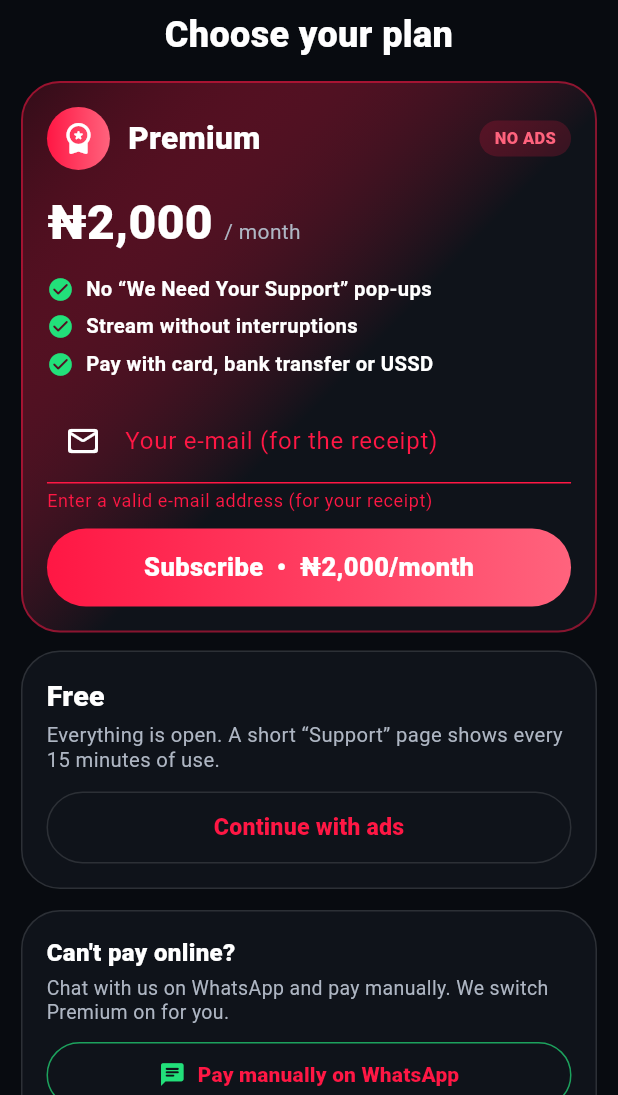
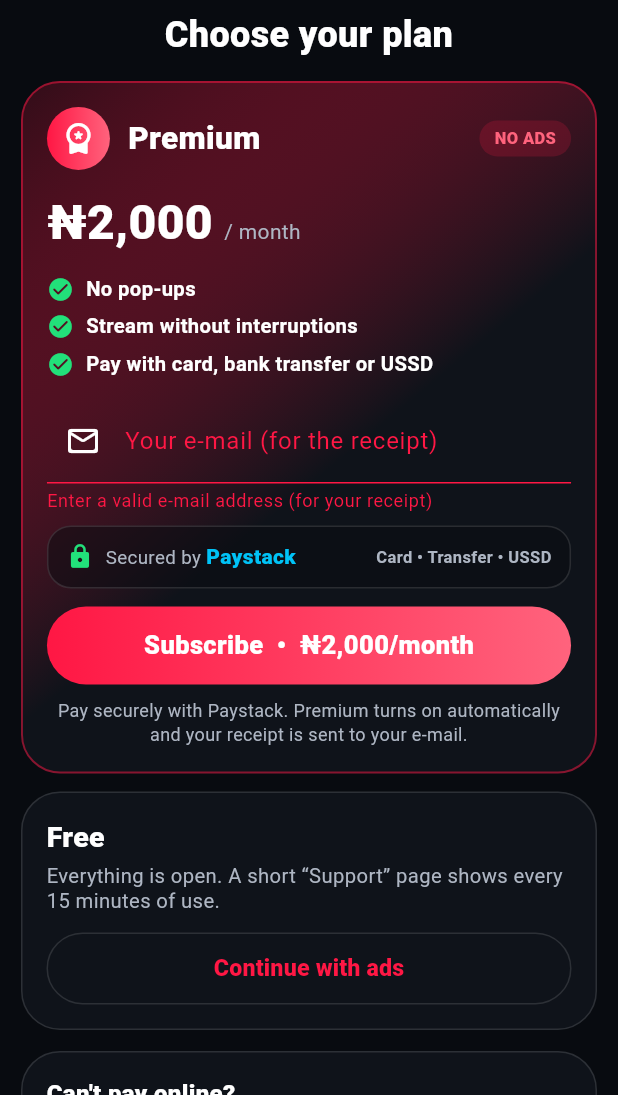
Before and after one commit to Deeprows/myflutter-app, a Flutter app: the screen it shows after launch, after a tap on an icon or button, on a phone screen of 412 x 824 dp, the part 141-1236 px from its top. Run offline on Flutter 3.47's test engine with Material 3 defaults, Android fonts, the phone set to English and light mode, and no system bars; our stand-ins replace firebase_core, firebase_messaging, permission_handler, shared_preferences, video_player, wakelock_plus and 1 more; missing offline and left inert: android_intent_plus, flutter_downloader, webview_flutter_android; accounts and stored records are empty; network calls fail; project files that could hold a hidden picture were left out.

Commit message:
Add files via upload

```diff
--- a/lib/screens/plans_screen.dart
+++ b/lib/screens/plans_screen.dart
@@ -129,7 +129,7 @@
       if (!mounted) return;
       switch (result) {
         case PaymentResult.active:
-          _toast('Premium is on. Thank you! 💗');
+          await _showAccessCode(start.reference, mail);
         case PaymentResult.pending:
           _toast('Your payment is still being confirmed. It switches on '
               'by itself in a few minutes.');
@@ -381,7 +381,7 @@
                       fontWeight: FontWeight.w600)),
             ),
           const SizedBox(height: 12),
-          feature('No “We Need Your Support” pop-ups'),
+          feature('No pop-ups'),
           feature('Stream without interruptions'),
           feature('Pay with card, bank transfer or USSD'),
           const SizedBox(height: 8),
@@ -408,7 +408,9 @@
               subtitle: Text('Card only. Otherwise pay again each month.',
                   style: TextStyle(color: Ui.muted, fontSize: 12)),
             ),
-          const SizedBox(height: 10),
+          const SizedBox(height: 8),
+          _paystackStrip(),
+          const SizedBox(height: 12),
           SizedBox(
             width: double.infinity,
             child: DecoratedBox(
@@ -444,6 +446,14 @@
               ),
             ),
           ),
+          Padding(
+            padding: const EdgeInsets.only(top: 10),
+            child: Text(
+                'Pay securely with Paystack. Premium turns on automatically '
+                'and your receipt is sent to your e-mail.',
+                textAlign: TextAlign.center,
+                style: TextStyle(color: Ui.muted, fontSize: 12, height: 1.3)),
+          ),
           if (!_plan.available)
             Padding(
               padding: const EdgeInsets.only(top: 8),
@@ -451,6 +461,89 @@
                   'Use WhatsApp below.',
                   style: TextStyle(color: Ui.muted, fontSize: 12.5)),
             ),
+        ],
+      ),
+    );
+  }
+
+  /// Shows that checkout is run by Paystack (card, bank transfer, USSD).
+  Widget _paystackStrip() => Container(
+        width: double.infinity,
+        padding: const EdgeInsets.symmetric(horizontal: 12, vertical: 10),
+        decoration: BoxDecoration(
+          color: Ui.bg.withValues(alpha: .5),
+          borderRadius: BorderRadius.circular(16),
+          border: Border.all(color: Ui.line),
+        ),
+        child: Row(children: [
+          Icon(Icons.lock_rounded, size: 18, color: Ui.green),
+          const SizedBox(width: 8),
+          Expanded(
+            child: Text.rich(
+              TextSpan(children: [
+                TextSpan(
+                    text: 'Secured by ',
+                    style: TextStyle(color: Ui.muted, fontSize: 12.5)),
+                const TextSpan(
+                    text: 'Paystack',
+                    style: TextStyle(
+                        color: Color(0xFF00C3F7),
+                        fontSize: 14,
+                        fontWeight: FontWeight.w900)),
+              ]),
+            ),
+          ),
+          Text('Card • Transfer • USSD',
+              style: TextStyle(
+                  color: Ui.muted, fontSize: 11, fontWeight: FontWeight.w700)),
+        ]),
+      );
+
+  /// Shown once a payment succeeds: the payment reference is the access
+  /// code (works with "Restore purchase" on any phone).
+  Future<void> _showAccessCode(String reference, String email) async {
+    if (reference.isEmpty) return;
+    await showDialog<void>(
+      context: context,
+      builder: (ctx) => AlertDialog(
+        backgroundColor: Ui.panel,
+        title: const Text('Payment received 🎉'),
+        content: Column(
+          mainAxisSize: MainAxisSize.min,
+          crossAxisAlignment: CrossAxisAlignment.start,
+          children: [
+            Text('Premium is on. Your access code:',
+                style: TextStyle(color: Ui.muted, fontSize: 13)),
+            const SizedBox(height: 8),
+            Container(
+              width: double.infinity,
+              padding: const EdgeInsets.all(12),
+              decoration: BoxDecoration(
+                color: Ui.bg,
+                borderRadius: BorderRadius.circular(12),
+                border: Border.all(color: Ui.line),
+              ),
+              child: SelectableText(reference,
+                  style: const TextStyle(
+                      fontSize: 15, fontWeight: FontWeight.w800)),
+            ),
+            const SizedBox(height: 10),
+            Text(
+                'Your receipt was sent to $email. Keep this code: use '
+                '"Restore purchase" with it if you change phone.',
+                style: TextStyle(color: Ui.muted, fontSize: 12.5, height: 1.3)),
+          ],
+        ),
+        actions: [
+          TextButton(
+              onPressed: () async {
+                await Clipboard.setData(ClipboardData(text: reference));
+                if (ctx.mounted) Navigator.pop(ctx);
+                if (mounted) _toast('Access code copied');
+              },
+              child: const Text('Copy')),
+          TextButton(
+              onPressed: () => Navigator.pop(ctx), child: const Text('Done')),
         ],
       ),
     );
```
